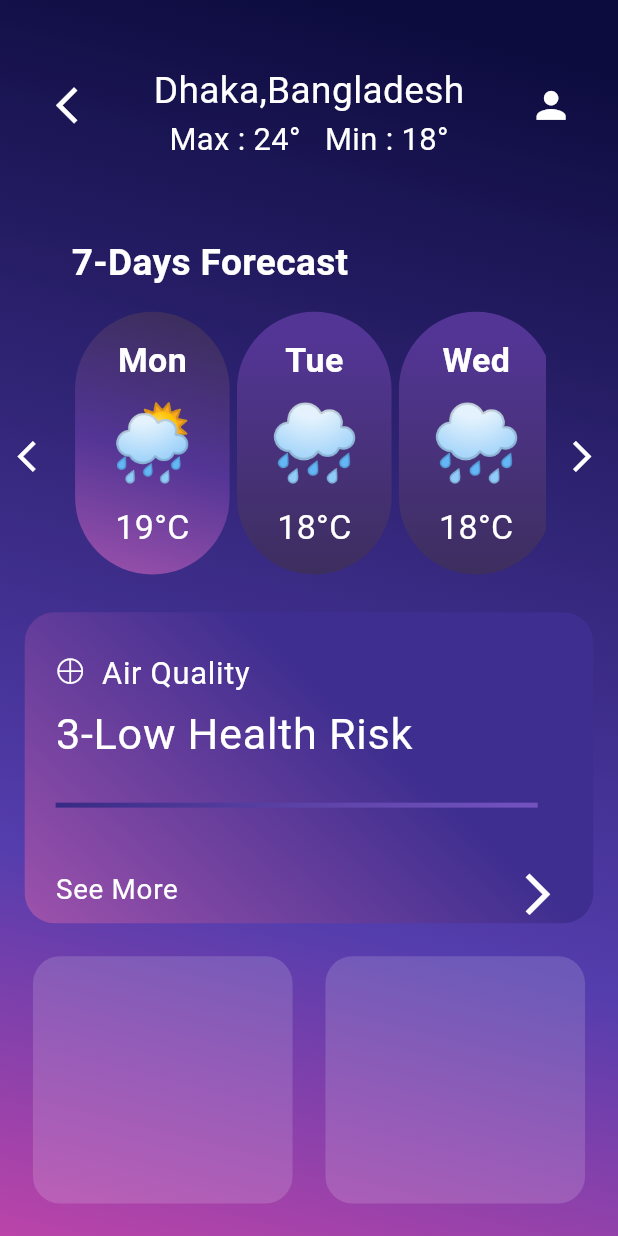
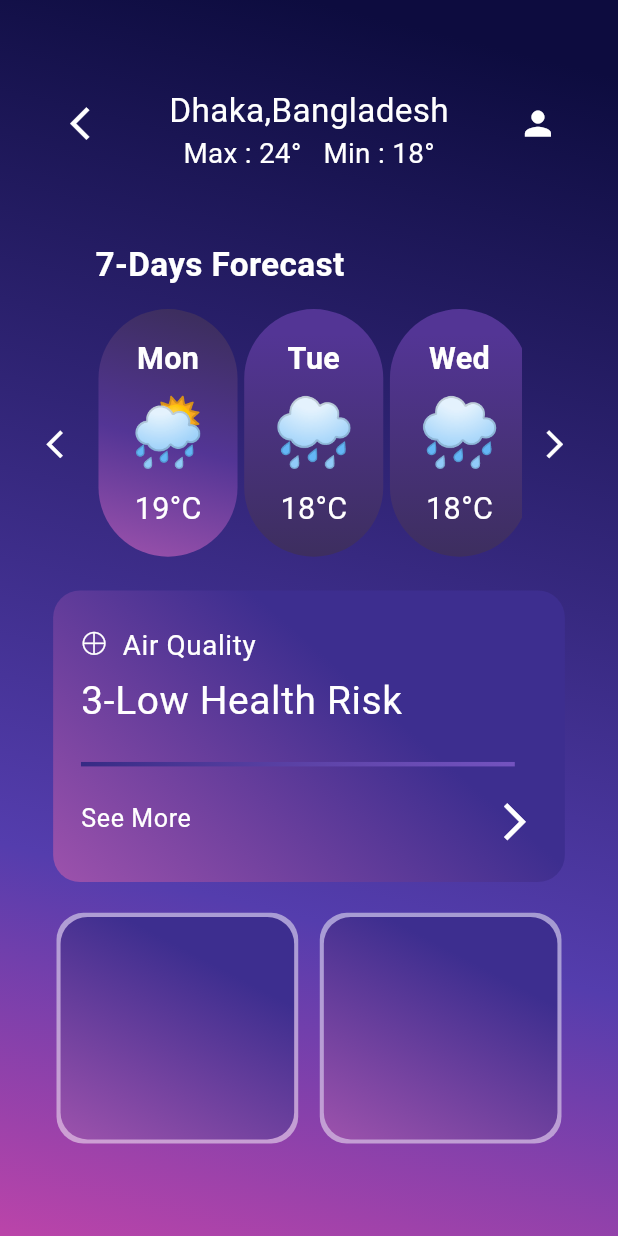
Before and after one commit to nahidkhan-2002/weather_app_demo, a Flutter app: the Secondpage screen opened by its route, on a phone screen of 412 x 824 dp. Run offline on Flutter 3.47's test engine with Material 3 defaults, Android fonts, the phone set to English and light mode, and no system bars; our stand-ins replace lottie, shimmer; Roboto replaces fonts that are missing (OpenSans-Regular.ttf, OpenSans-SemiBold.ttf, OpenSans-Semibold.ttf).

Commit message:
some changes

```diff
--- a/lib/secondpage.dart
+++ b/lib/secondpage.dart
@@ -47,7 +47,10 @@ class _SecondpageState extends State<Secondpage> {
           ),
 
           //main content here
-          LayoutBuilder(
+          Transform.scale(
+            alignment: Alignment.center,
+            scale: 0.9,
+            child: LayoutBuilder(
               builder: (context, constraints) {
                 //width and height for responsive width and height of a device
                 final width = constraints.maxWidth;
@@ -61,7 +64,7 @@ class _SecondpageState extends State<Secondpage> {
                     crossAxisAlignment: CrossAxisAlignment.center,
                     children: [
                       //spacing for the buttons
-                    SizedBox(height: height * 0.04),
+                      SizedBox(height: height * 0.01),
 
                       //two buttons and text in the top in a row
                       Row(
@@ -69,8 +72,7 @@ class _SecondpageState extends State<Secondpage> {
                         crossAxisAlignment: CrossAxisAlignment.center,
                         children: [
                           //spacing from the left for backward button
-                        SizedBox(width: width * 0.05),
-
+                          SizedBox(width: width * 0.03),
                           //button for backward
                           IconButton(
                             onPressed: () {
@@ -113,6 +115,7 @@ class _SecondpageState extends State<Secondpage> {
                               ],
                             ),
                           ),
+
                           Spacer(),
                           //button for profile
                           IconButton(
@@ -121,7 +124,7 @@ class _SecondpageState extends State<Secondpage> {
                             icon: Icon(Icons.person, color: Colors.white),
                           ),
                           //space from the right for the profile button
-                        SizedBox(width: width * 0.05),
+                          SizedBox(width: width * 0.03),
                         ],
                       ),
 
@@ -207,7 +210,8 @@ class _SecondpageState extends State<Secondpage> {
                                               color: Colors.white,
                                               fontWeight: FontWeight.bold,
                                               fontSize: width * 0.055,
-                                            fontFamily: "OpenSans-Regular.ttf",
+                                              fontFamily:
+                                                  "OpenSans-Regular.ttf",
                                             ),
                                           ),
                                           SizedBox(height: height * 0.005),
@@ -215,7 +219,8 @@ class _SecondpageState extends State<Secondpage> {
                                             dayForecast['icon'] ?? '',
                                             style: TextStyle(
                                               fontSize: width * 0.12,
-                                            fontFamily: "OpenSans-Regular.ttf",
+                                              fontFamily:
+                                                  "OpenSans-Regular.ttf",
                                             ),
                                           ),
                                           SizedBox(height: height * 0.005),
@@ -224,7 +229,8 @@ class _SecondpageState extends State<Secondpage> {
                                             style: TextStyle(
                                               color: Colors.white,
                                               fontSize: width * 0.055,
-                                            fontFamily: "OpenSans-Regular.ttf",
+                                              fontFamily:
+                                                  "OpenSans-Regular.ttf",
                                             ),
                                           ),
                                         ],
@@ -252,16 +258,17 @@ class _SecondpageState extends State<Secondpage> {
 
                       Expanded(
                         child: Container(
-                        height: height * 0.23,
+                          height: height * 0.09,
                           width: width * 0.92,
                           margin: EdgeInsets.only(
                             top: height * 0.0004,
-                          bottom: height * 0.0004,
+                            bottom: height * 0.00001,
                           ),
                           //decoration of card (see more in styles page)
                           decoration: cardDecoration,
 
                           //box contents
+                          child: Expanded(
                             child: Column(
                               mainAxisAlignment: MainAxisAlignment.start,
                               crossAxisAlignment: CrossAxisAlignment.start,
@@ -299,6 +306,7 @@ class _SecondpageState extends State<Secondpage> {
                                     ),
                                   ),
                                 ),
+
                                 //padding for the line horizontal and horizontal line
                                 Padding(
                                   padding: EdgeInsets.only(
@@ -328,14 +336,15 @@ class _SecondpageState extends State<Secondpage> {
                                 //padding for text see more and forward button and contents
                                 Padding(
                                   padding: EdgeInsets.only(
-                                top: height * 0.05,
+                                    top: height * 0.03,
                                     left: width * 0.05,
                                     right: width * 0.05,
                                   ),
                                   //contents
                                   child: Row(
                                     mainAxisAlignment: MainAxisAlignment.start,
-                                crossAxisAlignment: CrossAxisAlignment.start,
+                                    crossAxisAlignment:
+                                        CrossAxisAlignment.start,
                                     children: [
                                       Text(
                                         "See More",
@@ -347,7 +356,7 @@ class _SecondpageState extends State<Secondpage> {
                                         ),
                                       ),
                                       Spacer(),
-
+                                      //forward Icon beside see more
                                       Icon(
                                         Icons.arrow_forward_ios,
                                         color: Colors.white,
@@ -360,6 +369,7 @@ class _SecondpageState extends State<Secondpage> {
                             ),
                           ),
                         ),
+                      ),
 
                       Expanded(
                         child: Row(
@@ -368,21 +378,52 @@ class _SecondpageState extends State<Secondpage> {
                             Container(
                               width: MediaQuery.of(context).size.width * 0.42,
                               height: height * 0.2,
-                            decoration: BoxDecoration(
-                              color: Colors.white.withOpacity(0.15),
-                              borderRadius: BorderRadius.circular(18),
-                              boxShadow: [],
+                              decoration: cardDecoration.copyWith(
+                                boxShadow: [
+                                  BoxShadow(
+                                    color: const Color.fromARGB(
+                                      125,
+                                      255,
+                                      255,
+                                      255,
+                                    ),
+                                    offset: Offset.zero,
+                                    blurRadius: BorderSide.strokeAlignCenter,
+                                    spreadRadius: 3.0,
+                                    blurStyle: BlurStyle.solid,
+                                  ),
+                                ],
                               ),
                               padding: EdgeInsets.all(18),
+                              child: Column(
+                                children: [
+                                  Row(
+                                    children: [
+
+                                    ],
+                                  )
+                                ],
+                              ),
                             ),
 
                             Container(
                               width: MediaQuery.of(context).size.width * 0.42,
                               height: height * 0.2,
-                            decoration: BoxDecoration(
-                              color: Colors.white.withOpacity(0.15),
-                              borderRadius: BorderRadius.circular(18),
-                              boxShadow: [],
+                              decoration: cardDecoration.copyWith(
+                                boxShadow: [
+                                  BoxShadow(
+                                    color: const Color.fromARGB(
+                                      125,
+                                      255,
+                                      255,
+                                      255,
+                                    ),
+                                    offset: Offset.zero,
+                                    blurRadius: BorderSide.strokeAlignCenter,
+                                    spreadRadius: 3.0,
+                                    blurStyle: BlurStyle.solid,
+                                  ),
+                                ],
                               ),
                               padding: EdgeInsets.all(18),
                             ),
@@ -394,6 +435,7 @@ class _SecondpageState extends State<Secondpage> {
                 );
               },
             ),
+          ),
         ],
       ),
     );
--- a/pubspec.yaml
+++ b/pubspec.yaml
@@ -38,6 +38,7 @@ dependencies:
   lottie: ^3.1.0
   flutter_svg: ^2.2.0
   carousel_slider: ^5.1.1
+  font_awesome_flutter: ^10.8.0
 
 dev_dependencies:
   flutter_test:
```
Also changed, not shown: pubspec.lock. Lines whose indentation alone changed are shown as unchanged.
